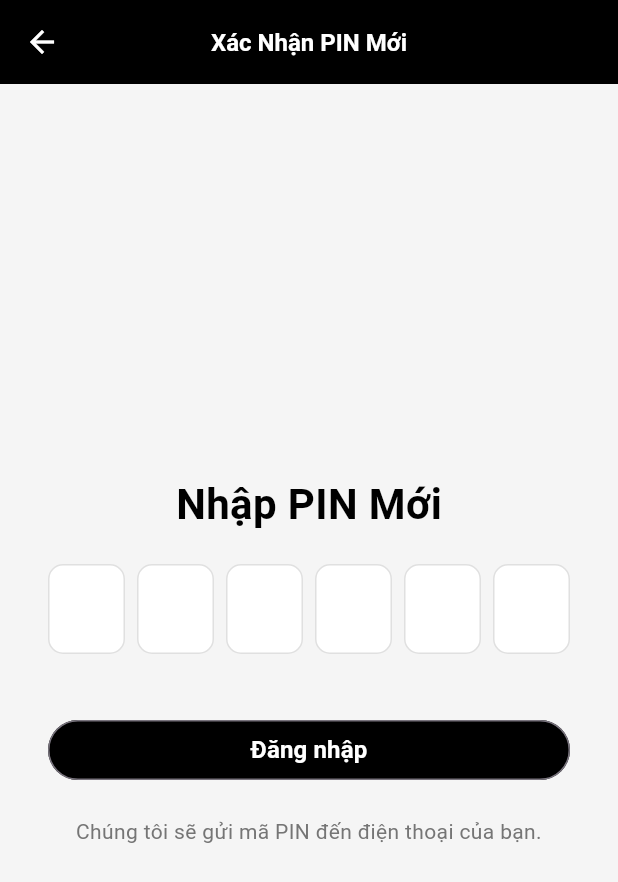
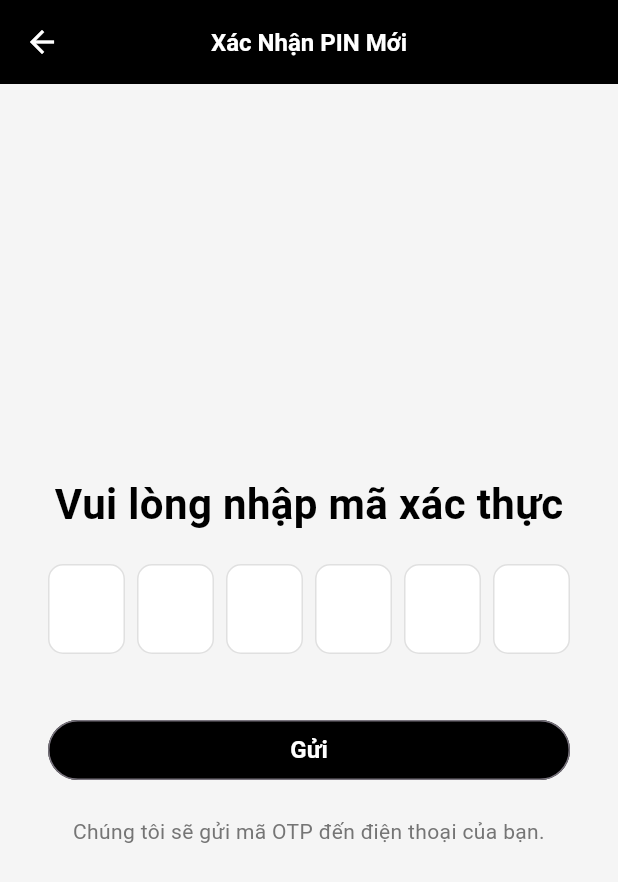
Before and after one commit to stanleylover4444/ewallet_chat_flutter, a Flutter app: the PinCodeRegistePage screen opened directly, on a phone screen of 412 x 824 dp. Shown: the top 882 px of the screen. Run offline on Flutter 3.47's test engine with Material 3 defaults, Android fonts, the light colour scheme and no system bars; drawn by our look-alikes of pinput; our stand-ins replace carousel_slider, device_preview, fluttertoast, lottie, qr_flutter; missing offline and left inert: mobile_scanner.

Commit message:
fixbug + fix ui register

```diff
--- a/chatbot_flutter/lib/main.dart
+++ b/chatbot_flutter/lib/main.dart
@@ -1,4 +1,5 @@
 import 'package:chatbot_flutter/pages/register/pin_code_page.dart';
+import 'package:chatbot_flutter/widgets/splash_welcome.dart';
 // import 'package:chatbot_flutter/widgets/splash_welcome.dart';
 import 'package:flutter/material.dart';
 import 'package:device_preview/device_preview.dart';
@@ -20,7 +21,7 @@ class MyApp extends StatelessWidget {
     return const MaterialApp(
       builder: DevicePreview.appBuilder,
       debugShowCheckedModeBanner: false,
-      home: PinCodeRegistePage(),
+      home: SplashScreen(),
     );
   }
 }
--- a/chatbot_flutter/lib/pages/login/login_pager.dart
+++ b/chatbot_flutter/lib/pages/login/login_pager.dart
@@ -1,5 +1,5 @@
 import 'package:chatbot_flutter/widgets/bottomnav/bottom_navigation.dart';
-import 'package:chatbot_flutter/pages/register/register_pager.dart';
+import 'package:chatbot_flutter/pages/register/register_page.dart';
 import 'package:flutter/material.dart';
 
 class LoginPager extends StatelessWidget {
--- a/chatbot_flutter/lib/pages/login/welcome_pager.dart
+++ b/chatbot_flutter/lib/pages/login/welcome_pager.dart
@@ -1,5 +1,5 @@
 import 'package:chatbot_flutter/pages/login/login_pager.dart';
-import 'package:chatbot_flutter/pages/register/register_pager.dart';
+import 'package:chatbot_flutter/pages/register/register_page.dart';
 import 'package:flutter/material.dart';
 
 class WelcomePager extends StatelessWidget {
--- a/chatbot_flutter/lib/pages/register/pin_code_page.dart
+++ b/chatbot_flutter/lib/pages/register/pin_code_page.dart
@@ -50,10 +50,12 @@ class _PinCodePageState extends State<PinCodeRegistePage> {
         ),
         title: Text(
           'Xác Nhận PIN Mới',
-          style: TextStyle(color: Colors.white, fontSize: 16 , fontWeight: FontWeight.bold),
+          style: TextStyle(
+              color: Colors.white, fontSize: 16, fontWeight: FontWeight.bold),
         ),
       ),
       body: Container(
+
         child: Padding(
           padding: EdgeInsets.all(32.0),
           child: Form(
@@ -62,8 +64,11 @@ class _PinCodePageState extends State<PinCodeRegistePage> {
               mainAxisAlignment: MainAxisAlignment.center,
               children: [
                 Text(
-                  'Nhập PIN Mới',
-                  style: TextStyle(fontSize: 28, fontWeight: FontWeight.bold, color: Colors.black),
+                  'Vui lòng nhập mã xác thực',
+                  style: TextStyle(
+                      fontSize: 28,
+                      fontWeight: FontWeight.bold,
+                      color: Colors.black),
                 ),
                 SizedBox(height: 20),
                 Pinput(
@@ -86,7 +91,7 @@ class _PinCodePageState extends State<PinCodeRegistePage> {
                   ),
                   submittedPinTheme: defaultPinTheme.copyWith(
                     decoration: defaultPinTheme.decoration!.copyWith(
-                      border: Border.all(color: Colors.green),
+                      border: Border.all(color: const Color.fromARGB(255, 0, 0, 0)),
                     ),
                   ),
                   errorPinTheme: defaultPinTheme.copyBorderWith(
@@ -96,7 +101,6 @@ class _PinCodePageState extends State<PinCodeRegistePage> {
                 SizedBox(height: 40),
                 OutlinedButton(
                   onPressed: () {
-
                     Fluttertoast.showToast(
                       msg: "Đăng ký thành công!",
                       toastLength: Toast.LENGTH_SHORT,
@@ -109,15 +113,12 @@ class _PinCodePageState extends State<PinCodeRegistePage> {
 
                     Navigator.of(context).push(
                       MaterialPageRoute(
-                          builder: (context) =>
-
-                              const LoginPager(),
+                        builder: (context) => const LoginPager(),
                       ),
                     );
-
                   },
                   child: const Text(
-                    "Đăng nhập",
+                    "Gửi",
                     style: TextStyle(
                       color: Color.fromARGB(255, 255, 255, 255),
                       fontSize: 16,
@@ -131,7 +132,7 @@ class _PinCodePageState extends State<PinCodeRegistePage> {
                 ),
                 SizedBox(height: 20),
                 Text(
-                  'Chúng tôi sẽ gửi mã PIN đến điện thoại của bạn.',
+                  'Chúng tôi sẽ gửi mã OTP đến điện thoại của bạn.',
                   textAlign: TextAlign.center,
                   style: TextStyle(color: Colors.grey[600]),
                 ),
--- a/chatbot_flutter/lib/pages/register/register_pager.dart
+++ b/chatbot_flutter/lib/pages/register/register_page.dart
@@ -62,6 +62,7 @@ class _FormExampleState extends State<FormExample> {
   String? _email;
   String? _password;
   String? _username;
+  String? _phoneNumber;
 
   @override
   Widget build(BuildContext context) {
@@ -96,6 +97,8 @@ class _FormExampleState extends State<FormExample> {
               validator: (value) {
                 if (value == null || value.isEmpty) {
                   return 'Vui lòng nhập tên người dùng';
+                } else if (!RegExp(r'^[a-zA]{3,20}$').hasMatch(value)) {
+                  return 'Tên người dùng phải từ 3-20 ký tự ';
                 }
                 return null;
               },
@@ -106,13 +109,13 @@ class _FormExampleState extends State<FormExample> {
             const SizedBox(height: 16),
             TextFormField(
               decoration: InputDecoration(
-                labelText: 'Email',
+                labelText: 'Số điện thoại',
                 labelStyle: const TextStyle(
                   color: Color.fromARGB(255, 0, 0, 0),
                   fontSize: 14,
                   fontWeight: FontWeight.bold,
                 ),
-                prefixIcon: const Icon(Icons.email),
+                prefixIcon: const Icon(Icons.phone),
                 border: OutlineInputBorder(
                   borderRadius: BorderRadius.circular(10),
                   borderSide: const BorderSide(color: Colors.black),
@@ -128,14 +131,14 @@ class _FormExampleState extends State<FormExample> {
               ),
               validator: (value) {
                 if (value == null || value.isEmpty) {
-                  return 'Vui lòng nhập email';
-                } else if (!RegExp(r'^[^@]+@[^@]+\.[^@]+').hasMatch(value)) {
-                  return 'Vui lòng nhập email hợp lệ';
+                  return 'Vui lòng nhập số điện thoại';
+                } else if (!RegExp(r'^\+?[0-9]{10,15}$').hasMatch(value)) {
+                  return 'Vui lòng nhập số điện thoại hợp lệ';
                 }
                 return null;
               },
               onSaved: (value) {
-                _email = value;
+                _phoneNumber = value;
               },
             ),
             const SizedBox(height: 16),
--- a/chatbot_flutter/lib/widgets/bottomnav/bottom_navigation.dart
+++ b/chatbot_flutter/lib/widgets/bottomnav/bottom_navigation.dart
@@ -62,7 +62,7 @@ class _BottomNavigationBarWidgetState extends State<BottomNavigationBarWidget> {
         currentIndex: _selectedIndex,
         selectedItemColor: const Color.fromARGB(255, 0, 0, 0),
         unselectedItemColor: const Color.fromARGB(255, 116, 116, 116),
-        // onTap: _onItemTapped,
+        onTap: _onItemTapped,
          showSelectedLabels: true,
         showUnselectedLabels: true,
       ),
```
Also changed, not shown: chatbot_flutter/lib/pages/qr/result_qr_page.dart (line endings or trailing spaces). Lines whose indentation alone changed are shown as unchanged.
